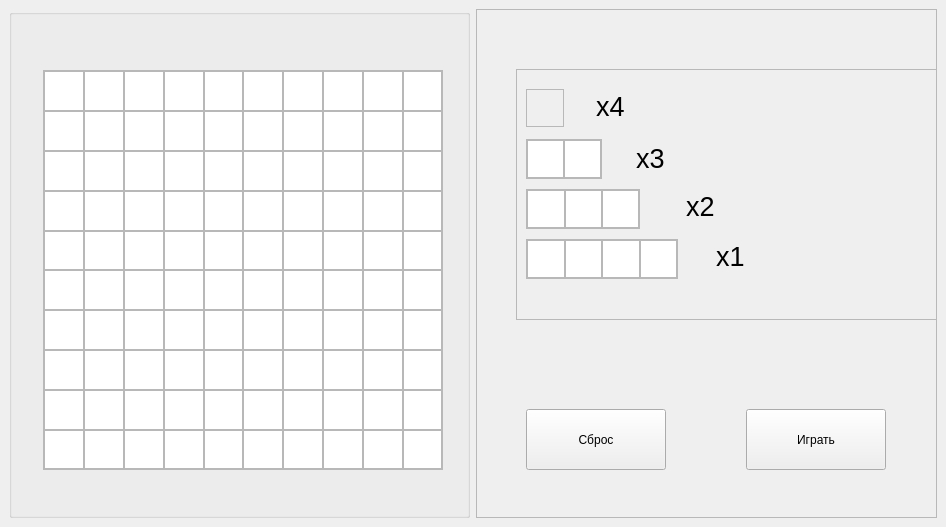
Above: view/ship_placement4.ui from pavel1000/BattleShip before the change. Below: the same form after it.
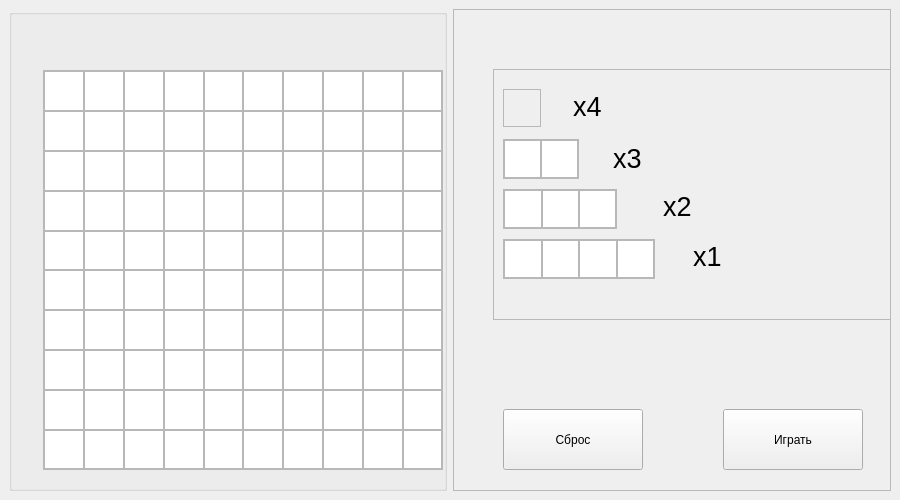
That is the form after the change. Icons and pictures are not drawn.

Commit message: Added a game start widget

```diff
--- a/view/ship_placement4.ui
+++ b/view/ship_placement4.ui
@@ -2,14 +2,29 @@
 <ui version="4.0">
  <class>MainWindow</class>
  <widget class="QMainWindow" name="MainWindow">
+  <property name="enabled">
+   <bool>true</bool>
+  </property>
   <property name="geometry">
    <rect>
     <x>0</x>
     <y>0</y>
-    <width>946</width>
-    <height>527</height>
+    <width>900</width>
+    <height>500</height>
    </rect>
   </property>
+  <property name="minimumSize">
+   <size>
+    <width>900</width>
+    <height>500</height>
+   </size>
+  </property>
+  <property name="maximumSize">
+   <size>
+    <width>900</width>
+    <height>500</height>
+   </size>
+  </property>
   <property name="windowTitle">
    <string>MainWindow</string>
   </property>
@@ -20,6 +35,9 @@
       <property name="title">
        <string/>
       </property>
+      <property name="flat">
+       <bool>true</bool>
+      </property>
       <widget class="QFrame" name="frame">
        <property name="geometry">
         <rect>
```
The commit also changes 7 other files.
